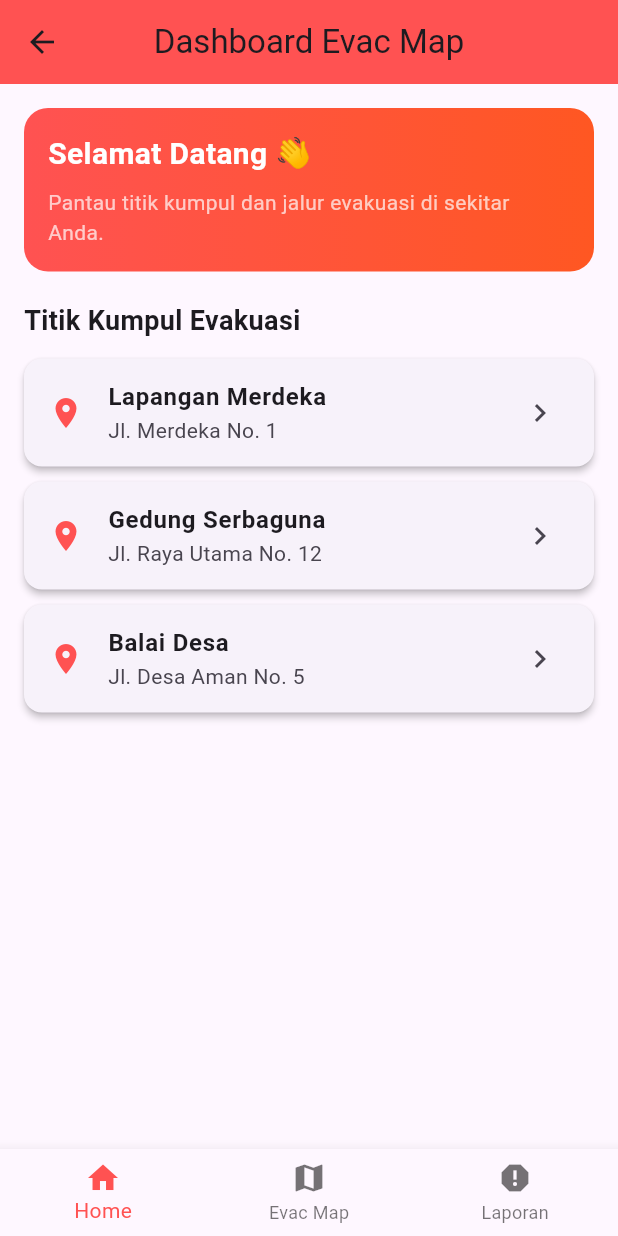
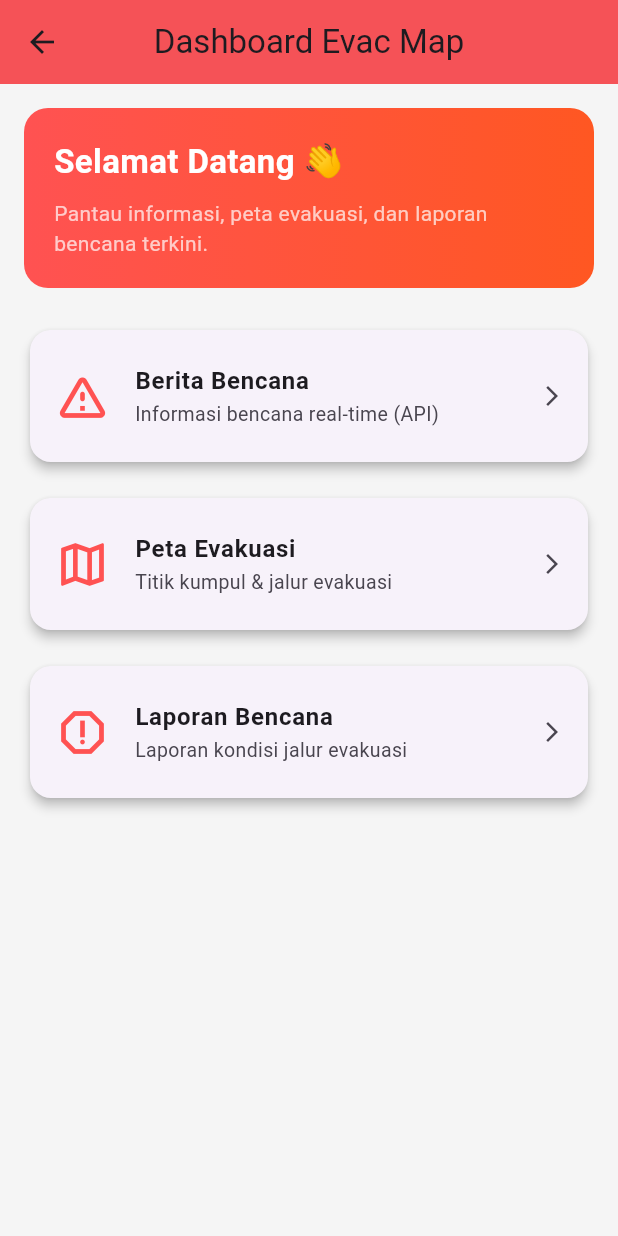
Before and after one commit to kartikafitria/evakuasiBencana-apk, a Flutter app: the DashboardScreen screen opened directly, on a phone screen of 412 x 824 dp. Run offline on Flutter 3.47's test engine with Material 3 defaults, Android fonts, the light colour scheme and no system bars; our stand-ins replace cloud_firestore, dio, firebase_auth, firebase_core, geolocator, google_sign_in; accounts and stored records are empty; generated files the repository leaves out were written again.

Commit message:
add fitur baca berita

```diff
--- /dev/null
+++ b/lib/models/news_model.dart
@@ -0,0 +1,25 @@
+class NewsModel {
+  final String title;
+  final String magnitude;
+  final String location;
+  final String time;
+  final String felt;
+
+  NewsModel({
+    required this.title,
+    required this.magnitude,
+    required this.location,
+    required this.time,
+    required this.felt,
+  });
+
+  factory NewsModel.fromJson(Map<String, dynamic> json) {
+    return NewsModel(
+      title: "Gempa ${json['Wilayah']}",
+      magnitude: json['Magnitude'],
+      location: json['Wilayah'],
+      time: "${json['Tanggal']} ${json['Jam']}",
+      felt: json['Dirasakan'],
+    );
+  }
+}
--- /dev/null
+++ b/lib/providers/news_provider.dart
@@ -0,0 +1,24 @@
+import 'package:flutter/material.dart';
+import '../models/news_model.dart';
+import '../services/news_service.dart';
+
+class NewsProvider extends ChangeNotifier {
+  final NewsService _service = NewsService();
+
+  List<NewsModel> newsList = [];
+  bool isLoading = false;
+
+  Future<void> fetchNews() async {
+    isLoading = true;
+    notifyListeners();
+
+    try {
+      newsList = await _service.fetchNews();
+    } catch (e) {
+      debugPrint("ERROR BMKG: $e");
+    }
+
+    isLoading = false;
+    notifyListeners();
+  }
+}
--- a/lib/screens/dashboard_screen.dart
+++ b/lib/screens/dashboard_screen.dart
@@ -1,26 +1,18 @@
 import 'package:flutter/material.dart';
+
 import 'evac_map_screen.dart';
 import 'report/report_list_screen.dart';
+import 'news/news_screen.dart';
 
-class DashboardScreen extends StatefulWidget {
+class DashboardScreen extends StatelessWidget {
   const DashboardScreen({super.key});
-
-  @override
-  State<DashboardScreen> createState() => _DashboardScreenState();
-}
-
-class _DashboardScreenState extends State<DashboardScreen> {
-  int _selectedIndex = 0;
 
   @override
   Widget build(BuildContext context) {
     return Scaffold(
       appBar: AppBar(
-        backgroundColor: Colors.redAccent,
         title: const Text("Dashboard Evac Map"),
-        centerTitle: true,
       ),
-
       body: Padding(
         padding: const EdgeInsets.all(16),
         child: Column(
@@ -30,7 +22,7 @@ class _DashboardScreenState extends State<DashboardScreen> {
             // ================= HEADER =================
             Container(
               width: double.infinity,
-              padding: const EdgeInsets.all(16),
+              padding: const EdgeInsets.all(20),
               decoration: BoxDecoration(
                 gradient: const LinearGradient(
                   colors: [Colors.redAccent, Colors.deepOrange],
@@ -44,56 +36,45 @@ class _DashboardScreenState extends State<DashboardScreen> {
                     "Selamat Datang 👋",
                     style: TextStyle(
                       color: Colors.white,
-                      fontSize: 20,
+                      fontSize: 22,
                       fontWeight: FontWeight.bold,
                     ),
                   ),
                   SizedBox(height: 8),
                   Text(
-                    "Pantau titik kumpul dan jalur evakuasi di sekitar Anda.",
-                    style: TextStyle(color: Colors.white70),
+                    "Pantau informasi, peta evakuasi, dan laporan bencana terkini.",
+                    style: TextStyle(
+                      color: Colors.white70,
+                      fontSize: 14,
+                    ),
                   ),
                 ],
               ),
             ),
 
-            const SizedBox(height: 20),
+            const SizedBox(height: 24),
 
-            const Text(
-              "Titik Kumpul Evakuasi",
-              style: TextStyle(
-                fontSize: 18,
-                fontWeight: FontWeight.bold,
+            // ================= MENU =================
+            _DashboardMenu(
+              icon: Icons.warning_amber_rounded,
+              title: "Berita Bencana",
+              subtitle: "Informasi bencana real-time (API)",
+              onTap: () {
+                Navigator.push(
+                  context,
+                  MaterialPageRoute(
+                    builder: (_) => const NewsScreen(),
                   ),
+                );
+              },
             ),
 
-            const SizedBox(height: 12),
+            const SizedBox(height: 16),
 
-            // ================= LIST TITIK EVAKUASI =================
-            Expanded(
-              child: ListView.builder(
-                itemCount: evacuationPoints.length,
-                itemBuilder: (context, index) {
-                  final item = evacuationPoints[index];
-                  return Card(
-                    shape: RoundedRectangleBorder(
-                      borderRadius: BorderRadius.circular(12),
-                    ),
-                    elevation: 2,
-                    margin: const EdgeInsets.only(bottom: 10),
-                    child: ListTile(
-                      leading: const Icon(
-                        Icons.location_on,
-                        color: Colors.redAccent,
-                      ),
-                      title: Text(
-                        item['name']!,
-                        style: const TextStyle(
-                          fontWeight: FontWeight.bold,
-                        ),
-                      ),
-                      subtitle: Text(item['address']!),
-                      trailing: const Icon(Icons.chevron_right),
+            _DashboardMenu(
+              icon: Icons.map_outlined,
+              title: "Peta Evakuasi",
+              subtitle: "Titik kumpul & jalur evakuasi",
               onTap: () {
                 Navigator.push(
                   context,
@@ -103,70 +84,74 @@ class _DashboardScreenState extends State<DashboardScreen> {
                 );
               },
             ),
-                  );
-                },
-              ),
-            ),
-          ],
-        ),
-      ),
 
-      // ================= BOTTOM NAVIGATION =================
-      bottomNavigationBar: BottomNavigationBar(
-        currentIndex: _selectedIndex,
-        selectedItemColor: Colors.redAccent,
-        onTap: (index) {
-          setState(() => _selectedIndex = index);
+            const SizedBox(height: 16),
 
-          if (index == 1) {
-            // KE EVAC MAP
-            Navigator.push(
-              context,
-              MaterialPageRoute(
-                builder: (_) => const EvacMapScreen(),
-              ),
-            );
-          } else if (index == 2) {
-            // ✅ KE LAPORAN (CRUD)
+            _DashboardMenu(
+              icon: Icons.report_outlined,
+              title: "Laporan Bencana",
+              subtitle: "Laporan kondisi jalur evakuasi",
+              onTap: () {
                 Navigator.push(
                   context,
                   MaterialPageRoute(
                     builder: (_) => const ReportListScreen(),
                   ),
                 );
-          }
               },
-        items: const [
-          BottomNavigationBarItem(
-            icon: Icon(Icons.home),
-            label: "Home",
-          ),
-          BottomNavigationBarItem(
-            icon: Icon(Icons.map),
-            label: "Evac Map",
-          ),
-          BottomNavigationBarItem(
-            icon: Icon(Icons.report),
-            label: "Laporan",
             ),
           ],
+        ),
       ),
     );
   }
 }
 
-// ================= DUMMY DATA =================
-final List<Map<String, String>> evacuationPoints = [
-  {
-    "name": "Lapangan Merdeka",
-    "address": "Jl. Merdeka No. 1",
-  },
-  {
-    "name": "Gedung Serbaguna",
-    "address": "Jl. Raya Utama No. 12",
-  },
-  {
-    "name": "Balai Desa",
-    "address": "Jl. Desa Aman No. 5",
-  },
-];
+// ================= WIDGET MENU =================
+class _DashboardMenu extends StatelessWidget {
+  final IconData icon;
+  final String title;
+  final String subtitle;
+  final VoidCallback onTap;
+
+  const _DashboardMenu({
+    required this.icon,
+    required this.title,
+    required this.subtitle,
+    required this.onTap,
+  });
+
+  @override
+  Widget build(BuildContext context) {
+    return Card(
+      elevation: 3,
+      shape: RoundedRectangleBorder(
+        borderRadius: BorderRadius.circular(14),
+      ),
+      child: ListTile(
+        contentPadding: const EdgeInsets.symmetric(
+          horizontal: 16,
+          vertical: 8,
+        ),
+        leading: Icon(
+          icon,
+          size: 38,
+          color: Colors.redAccent,
+        ),
+        title: Text(
+          title,
+          style: const TextStyle(
+            fontWeight: FontWeight.bold,
+            fontSize: 16,
+          ),
+        ),
+        subtitle: Text(
+          subtitle,
+          style: const TextStyle(fontSize: 13),
+        ),
+        trailing: const Icon(Icons.arrow_forward_ios, size: 16),
+        onTap: onTap,
+      ),
+    );
+  }
+}
--- /dev/null
+++ b/lib/services/news_service.dart
@@ -0,0 +1,16 @@
+import 'package:dio/dio.dart';
+import '../models/news_model.dart';
+
+class NewsService {
+  final Dio _dio = Dio();
+
+  Future<List<NewsModel>> fetchNews() async {
+    final response = await _dio.get(
+      'https://data.bmkg.go.id/DataMKG/TEWS/gempadirasakan.json',
+    );
+
+    final List data = response.data['Infogempa']['gempa'];
+
+    return data.map((e) => NewsModel.fromJson(e)).toList();
+  }
+}
--- a/pubspec.yaml
+++ b/pubspec.yaml
@@ -40,6 +40,9 @@ dependencies:
   google_sign_in: ^6.2.1
   provider: ^6.1.2
   intl: ^0.19.0
+  google_maps_flutter: ^2.6.0
+  geolocator: ^11.0.0
+  dio: ^5.4.0
 
 
 
```
Also changed, not shown: lib/main.dart (+25 -6 lines), lib/screens/evac_detail_screen.dart (added, +111 -0 lines), lib/screens/evac_map_screen.dart (+35 -15 lines), lib/screens/news/news_detail_screen.dart (added, +48 -0 lines), lib/screens/news/news_screen.dart (added, +64 -0 lines), lib/services/location_service.dart (added, +23 -0 lines), pubspec.lock, 5 other files. Lines whose indentation alone changed are shown as unchanged.
